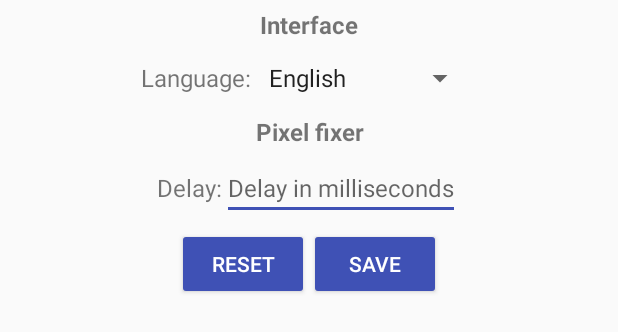
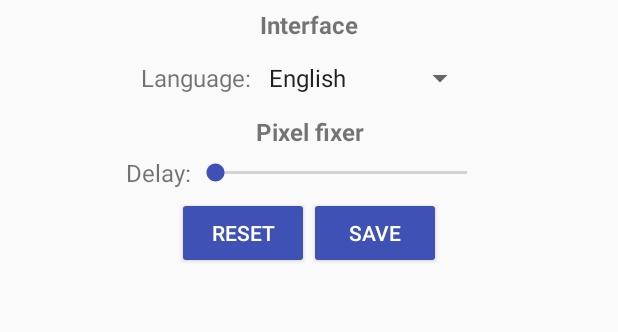
Before and after one commit to CodeDead/DeadPix-android, an Android app: the layout content_settings.xml on its own in the app's theme, with its tools: preview values and no code run, on a phone screen of 412 x 824 dp. Shown: the top 332 px of the screen. Run offline under Robolectric (Android 15) with nearby library versions, the phone set to English and light mode, and no system bars.

Commit message:
* Make use of seekbar instead of edittext for delay

```diff
--- a/app/src/main/res/layout/content_settings.xml
+++ b/app/src/main/res/layout/content_settings.xml
@@ -61,18 +61,14 @@
             <TextView
                 android:layout_width="wrap_content"
                 android:layout_height="wrap_content"
-                android:textSize="16sp"
-                android:text="@string/text_delay"/>
+                android:text="@string/text_delay"
+                android:textSize="16sp" />
 
-            <EditText
-                android:id="@+id/EdtDelay"
-                android:layout_width="wrap_content"
+            <SeekBar
+                android:id="@+id/SbDelay"
+                android:layout_width="200dp"
                 android:layout_height="wrap_content"
-                android:hint="@string/hint_delay_in_milliseconds"
-                android:inputType="number|numberDecimal"
-                android:selectAllOnFocus="true"
-                android:maxLines="1"
-                android:textSize="16sp" />
+                android:max="3000" />
 
         </LinearLayout>
 
```
Also changed, not shown: app/src/main/java/com/codedead/deadline/deadpix/gui/MainActivity.java (+6 -10 lines).
